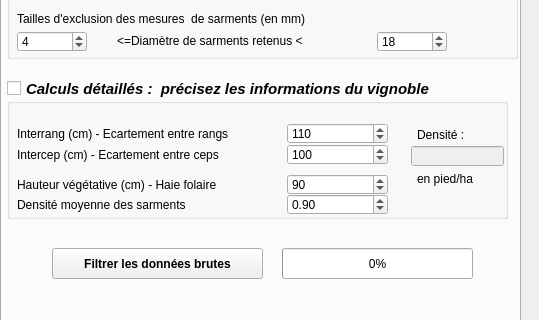
Qt form Physiocap3_dialog_base.ui (jhemmi/Physiocap3) before a commit; both pictures show x 0 to 539 and y 278 to 598 of the 539 by 699 pixel window.
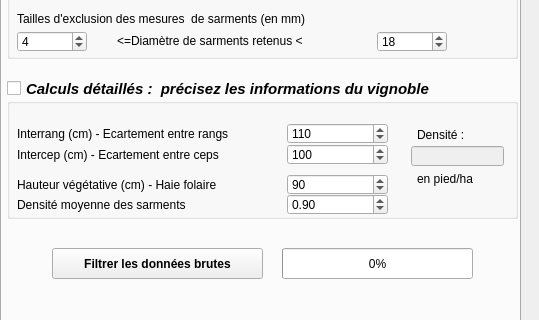
The same form after that commit. The open tabs and pages were chosen to show the change.

Diff of the .ui file:
```diff
--- a/Physiocap3_dialog_base.ui
+++ b/Physiocap3_dialog_base.ui
@@ -110,7 +110,7 @@
       <rect>
        <x>5</x>
        <y>340</y>
-       <width>501</width>
+       <width>511</width>
        <height>121</height>
       </rect>
      </property>
```
Left out of the diff: 18 changed lines with no effect on the pictures.
